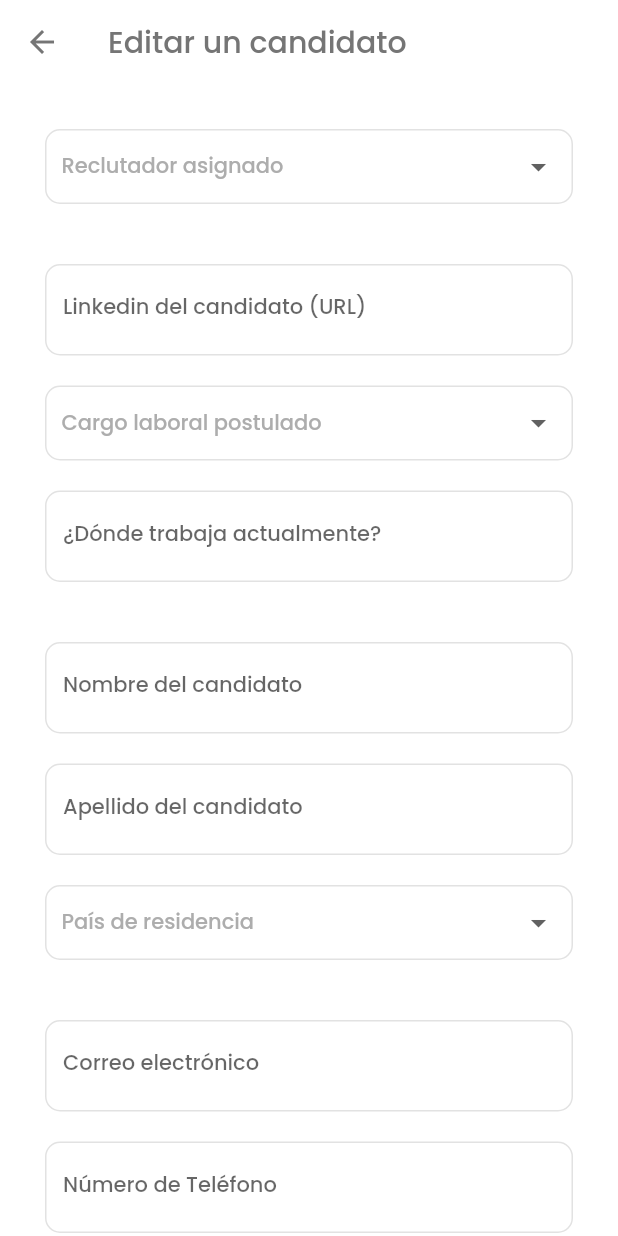
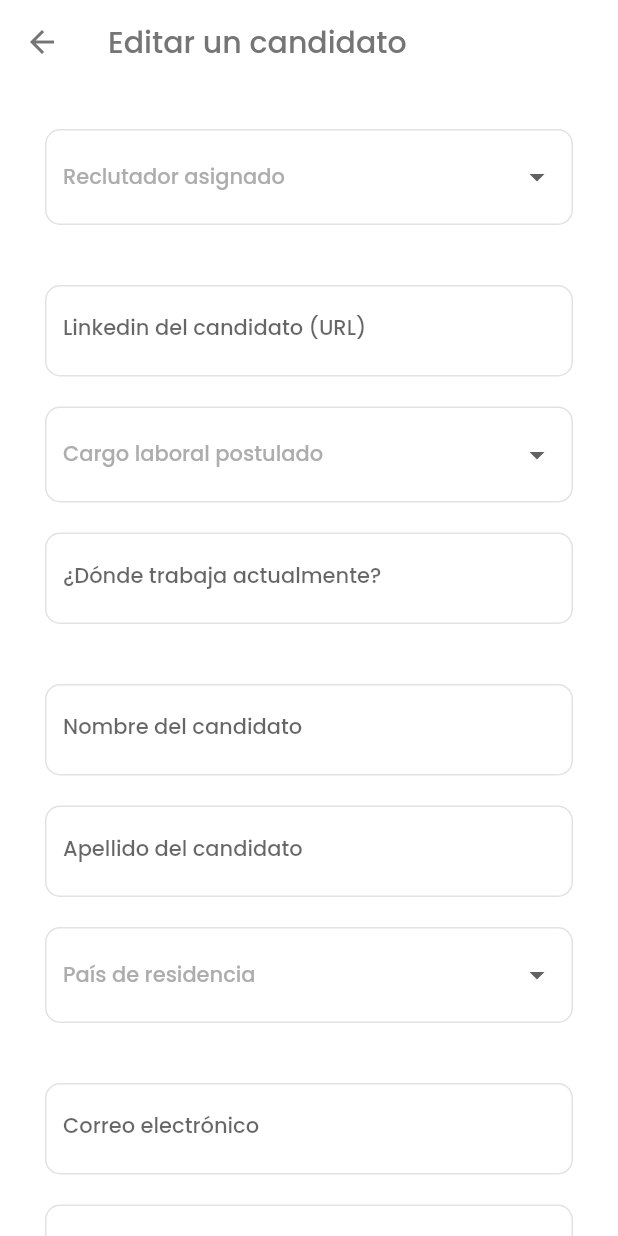
Before and after one commit to golomanos/RRHHassistant, a Flutter app: the EditCandidatePage screen opened directly with empty values, on a phone screen of 412 x 824 dp. Run offline on Flutter 3.47's test engine with Material 2 defaults, Android fonts, the phone set to English and light mode, and no system bars; our stand-ins replace google_fonts, sqflite; accounts and stored records are empty.

Commit message:
agregadas las vallidaciones al edit

```diff
--- a/lib/src/pages/edit_page.dart
+++ b/lib/src/pages/edit_page.dart
@@ -114,34 +114,47 @@ class _EditCandidatePageState extends State<EditCandidatePage> {
   }
 
   _createRecruiter(Interviewed element) {
-    return Container(
-      width: double.infinity,
-      padding: const EdgeInsets.only(left: 10.0, right: 10.0),
-      decoration: BoxDecoration(
+    return DropdownButtonFormField(
+        validator: (value) {
+          if (value == null || value.isEmpty) {
+            return 'Campo requerido *';
+          }
+          return null;
+        },
+        decoration: InputDecoration(
+          hintStyle: hintTextColorOnly,
+          focusedBorder: OutlineInputBorder(
               borderRadius: BorderRadius.circular(10.0),
-          color: Colors.white,
-          border: Border.all(color: Color.fromRGBO(226, 226, 226, 1))),
-      child: DropdownButtonHideUnderline(
-        child: DropdownButton(
+              borderSide: BorderSide(
+                color: Color.fromRGBO(0, 45, 116, 1),
+              )),
+          enabledBorder: OutlineInputBorder(
+              borderRadius: BorderRadius.circular(10.0),
+              borderSide: BorderSide(color: Color.fromRGBO(226, 226, 226, 1))),
+          border: OutlineInputBorder(borderRadius: BorderRadius.circular(10.0)),
+        ),
         isExpanded: true,
         hint: Text(
           'Reclutador asignado',
           style: _hintText,
         ),
-            value:
-                _recruiterOpt != null ? _recruiterOpt : element.rrhhInterviewer,
+        value: _recruiterOpt != null ? _recruiterOpt : element.rrhhInterviewer,
         items: getDropDownOptions(_assignedRecruiter),
         onChanged: (opt) {
           setState(() {
             _recruiterOpt = opt;
           });
-            }),
-      ),
-    );
+        });
   }
 
   Widget _linkedInUrl(Interviewed element) {
     return TextFormField(
+      validator: (value) {
+        if (value.isEmpty) {
+          return 'Campo requerido *';
+        }
+        return null;
+      },
       initialValue: element.linkedinUrl,
       style: _style,
       textInputAction: TextInputAction.next,
@@ -169,34 +182,46 @@ class _EditCandidatePageState extends State<EditCandidatePage> {
   }
 
   Widget _jobSeat(Interviewed element) {
-    return Container(
-      width: double.infinity,
-      padding: const EdgeInsets.only(left: 10.0, right: 10.0),
-      decoration: BoxDecoration(
+    return DropdownButtonFormField(
+        validator: (value) {
+          if (value == null || value.isEmpty) {
+            return 'Campo requerido *';
+          }
+          return null;
+        },
+        decoration: InputDecoration(
+          hintStyle: hintTextColorOnly,
+          focusedBorder: OutlineInputBorder(
               borderRadius: BorderRadius.circular(10.0),
-          color: Colors.white,
-          border: Border.all(color: Color.fromRGBO(226, 226, 226, 1))),
-      child: DropdownButtonHideUnderline(
-        child: DropdownButton(
-            isExpanded: true,
+              borderSide: BorderSide(
+                color: Color.fromRGBO(0, 45, 116, 1),
+              )),
+          enabledBorder: OutlineInputBorder(
+              borderRadius: BorderRadius.circular(10.0),
+              borderSide: BorderSide(color: Color.fromRGBO(226, 226, 226, 1))),
+          border: OutlineInputBorder(borderRadius: BorderRadius.circular(10.0)),
+        ),
         hint: Text(
           'Cargo laboral postulado',
           style: _hintText,
         ),
-            icon: Icon(Icons.arrow_drop_down),
         value: _workOpt != null ? _workOpt : element.area,
         items: getDropDownOptions(_workArea),
         onChanged: (opt) {
           setState(() {
             _workOpt = opt;
           });
-            }),
-      ),
-    );
+        });
   }
 
   Widget _company(Interviewed element) {
     return TextFormField(
+      validator: (value) {
+        if (value == null || value.isEmpty) {
+          return 'Campo requerido *';
+        }
+        return null;
+      },
       initialValue: element.company,
       style: _style,
       textInputAction: TextInputAction.next,
@@ -226,6 +251,12 @@ class _EditCandidatePageState extends State<EditCandidatePage> {
 
   Widget _createName(Interviewed element) {
     return TextFormField(
+      validator: (value) {
+        if (value == null || value.isEmpty) {
+          return 'Campo requerido *';
+        }
+        return null;
+      },
       initialValue: element.firstName,
       style: _style,
       textInputAction: TextInputAction.next,
@@ -255,6 +286,12 @@ class _EditCandidatePageState extends State<EditCandidatePage> {
 
   Widget _createLastName(Interviewed element) {
     return TextFormField(
+      validator: (value) {
+        if (value == null || value.isEmpty) {
+          return 'Campo requerido *';
+        }
+        return null;
+      },
       initialValue: element.lastName,
       style: _style,
       autofocus: false,
@@ -284,15 +321,25 @@ class _EditCandidatePageState extends State<EditCandidatePage> {
   }
 
   Widget _country(Interviewed element) {
-    return Container(
-      width: double.infinity,
-      padding: const EdgeInsets.only(left: 10.0, right: 10.0),
-      decoration: BoxDecoration(
+    return DropdownButtonFormField(
+        validator: (value) {
+          if (value == null || value.isEmpty) {
+            return 'Campo requerido *';
+          }
+          return null;
+        },
+        decoration: InputDecoration(
+          hintStyle: hintTextColorOnly,
+          focusedBorder: OutlineInputBorder(
               borderRadius: BorderRadius.circular(10.0),
-          color: Colors.white,
-          border: Border.all(color: Color.fromRGBO(226, 226, 226, 1))),
-      child: DropdownButtonHideUnderline(
-        child: DropdownButton(
+              borderSide: BorderSide(
+                color: Color.fromRGBO(0, 45, 116, 1),
+              )),
+          enabledBorder: OutlineInputBorder(
+              borderRadius: BorderRadius.circular(10.0),
+              borderSide: BorderSide(color: Color.fromRGBO(226, 226, 226, 1))),
+          border: OutlineInputBorder(borderRadius: BorderRadius.circular(10.0)),
+        ),
         isExpanded: true,
         hint: Text(
           'País de residencia',
@@ -305,13 +352,17 @@ class _EditCandidatePageState extends State<EditCandidatePage> {
           setState(() {
             _countryOpt = opt;
           });
-            }),
-      ),
-    );
+        });
   }
 
   Widget _createEmail(Interviewed element) {
     return TextFormField(
+      validator: (value) {
+        if (value == null || value.isEmpty) {
+          return 'Campo requerido *';
+        }
+        return null;
+      },
       initialValue: element.email,
       style: _style,
       cursorColor: Color.fromRGBO(0, 45, 116, 1),
@@ -340,6 +391,12 @@ class _EditCandidatePageState extends State<EditCandidatePage> {
 
   Widget _createPhone(Interviewed element) {
     return TextFormField(
+      validator: (value) {
+        if (value == null || value.isEmpty) {
+          return 'Campo requerido *';
+        }
+        return null;
+      },
       initialValue: element.phone,
       style: _style,
       textInputAction: TextInputAction.next,
@@ -367,36 +424,47 @@ class _EditCandidatePageState extends State<EditCandidatePage> {
   }
 
   Widget _englishLevelDropDown(Interviewed element) {
-    return Container(
-      width: double.infinity,
-      padding: const EdgeInsets.only(left: 10.0, right: 10.0),
-      decoration: BoxDecoration(
+    return DropdownButtonFormField(
+        validator: (value) {
+          if (value == null || value.isEmpty) {
+            return 'Campo requerido *';
+          }
+          return null;
+        },
+        decoration: InputDecoration(
+          hintStyle: hintTextColorOnly,
+          focusedBorder: OutlineInputBorder(
               borderRadius: BorderRadius.circular(10.0),
-          color: Colors.white,
-          border: Border.all(color: Color.fromRGBO(226, 226, 226, 1))),
-      child: DropdownButtonHideUnderline(
-        child: DropdownButton(
+              borderSide: BorderSide(
+                color: Color.fromRGBO(0, 45, 116, 1),
+              )),
+          enabledBorder: OutlineInputBorder(
+              borderRadius: BorderRadius.circular(10.0),
+              borderSide: BorderSide(color: Color.fromRGBO(226, 226, 226, 1))),
+          border: OutlineInputBorder(borderRadius: BorderRadius.circular(10.0)),
+        ),
         isExpanded: true,
         hint: Text(
           'Nivel de Inglés',
           style: _hintText,
         ),
-            icon: Icon(Icons.arrow_drop_down),
-            value: _selectedOption != null
-                ? _selectedOption
-                : element.englishLevel,
+        value: _selectedOption != null ? _selectedOption : element.englishLevel,
         items: getDropDownOptions(_englishLevel),
         onChanged: (opt) {
           setState(() {
             _selectedOption = opt;
           });
-            }),
-      ),
-    );
+        });
   }
 
   Widget _createSkills(Interviewed element) {
     return TextFormField(
+      validator: (value) {
+        if (value == null || value.isEmpty) {
+          return 'Campo requerido *';
+        }
+        return null;
+      },
       initialValue: element.skills,
       style: _style,
       maxLines: 3,
@@ -421,17 +489,6 @@ class _EditCandidatePageState extends State<EditCandidatePage> {
         });
       },
     );
-  }
-
-  List<DropdownMenuItem<String>> getDropDownOptions(List<String> array) {
-    List<DropdownMenuItem<String>> itemlist = new List();
-    array.forEach((item) {
-      itemlist.add(DropdownMenuItem(
-        child: Text(item),
-        value: item,
-      ));
-    });
-    return itemlist;
   }
 
   Widget _submitButton(Interviewed element) {
@@ -475,4 +532,15 @@ class _EditCandidatePageState extends State<EditCandidatePage> {
       ),
     );
   }
+
+  List<DropdownMenuItem<String>> getDropDownOptions(List<String> array) {
+    List<DropdownMenuItem<String>> itemlist = new List();
+    array.forEach((item) {
+      itemlist.add(DropdownMenuItem(
+        child: Text(item),
+        value: item,
+      ));
+    });
+    return itemlist;
   }
+}
```
Lines whose indentation alone changed are shown as unchanged.
